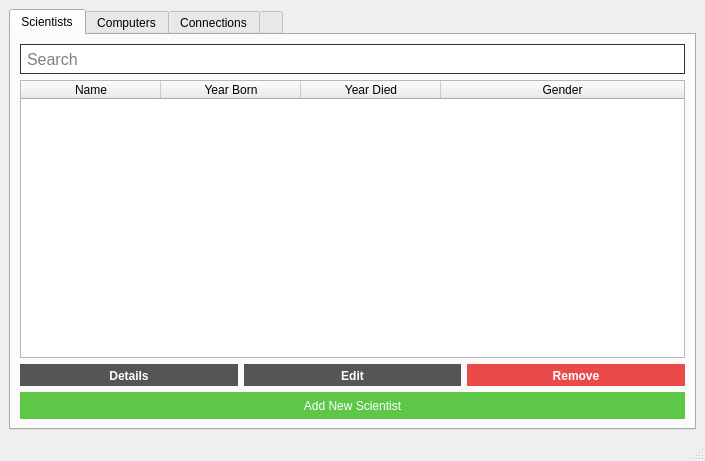
Before: the Qt Designer form VL1-project/mainwindow.ui in birkirk/vln1-35, drawn with Qt 5.
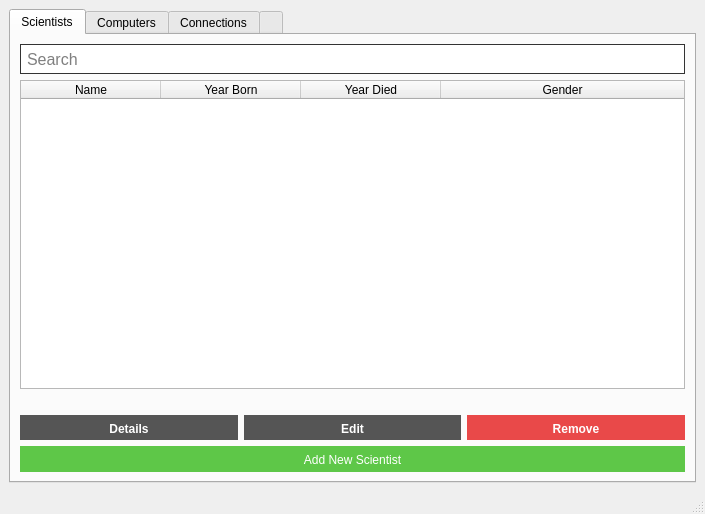
After: the same form once the commit is applied. The open tabs and pages were chosen to show the change. Icons and pictures are not drawn.

Patch:
```diff
--- a/VL1-project/mainwindow.ui
+++ b/VL1-project/mainwindow.ui
@@ -7,7 +7,7 @@
     <x>0</x>
     <y>0</y>
     <width>705</width>
-    <height>461</height>
+    <height>514</height>
    </rect>
   </property>
   <property name="windowTitle">
@@ -87,13 +87,36 @@
             </column>
            </widget>
           </item>
+          <item>
+           <widget class="QLabel" name="label_status_scientists">
+            <property name="enabled">
+             <bool>true</bool>
+            </property>
+            <property name="font">
+             <font>
+              <family>Helvetica</family>
+              <weight>75</weight>
+              <bold>true</bold>
+             </font>
+            </property>
+            <property name="styleSheet">
+             <string notr="true"/>
+            </property>
+            <property name="text">
+             <string/>
+            </property>
+            <property name="alignment">
+             <set>Qt::AlignCenter</set>
+            </property>
+           </widget>
+          </item>
           <item>
            <layout class="QHBoxLayout" name="horizontalLayout_4">
             <item>
              <widget class="QPushButton" name="button_details_scientists">
               <property name="styleSheet">
                <string notr="true">border: 0px solid #333;
-padding: 5px 0 3px 0;
+padding: 7px 0 4px 0;
 background-color: #555;
 color: #fff;
 font-weight: bold;
@@ -108,7 +131,7 @@
              <widget class="QPushButton" name="button_edit_scientists">
               <property name="styleSheet">
                <string notr="true">border: 0px solid #333;
-padding: 5px 0 3px 0;
+padding: 7px 0 4px 0;
 background-color: #555;
 color: #fff;
 font-weight: bold;
@@ -121,9 +144,12 @@
             </item>
             <item>
              <widget class="QPushButton" name="button_remove_scientists">
+              <property name="enabled">
+               <bool>false</bool>
+              </property>
               <property name="styleSheet">
                <string notr="true">border: 0px solid #333;
-padding: 5px 0 3px 0;
+padding: 7px 0 4px 0;
 background-color: #E94949;
 color: #fff;
 font-weight: bold;
@@ -143,7 +169,7 @@
             </property>
             <property name="styleSheet">
              <string notr="true">border: 0px solid #333;
-padding: 7px 0 6px 0;
+padding: 7px 0 5px 0;
 background-color: #5EC748;
 color: #fff;
 font: 13pt &quot;Helvetica&quot;;</string>
```
Left out of the diff: 46 changed lines with no effect on the pictures.
